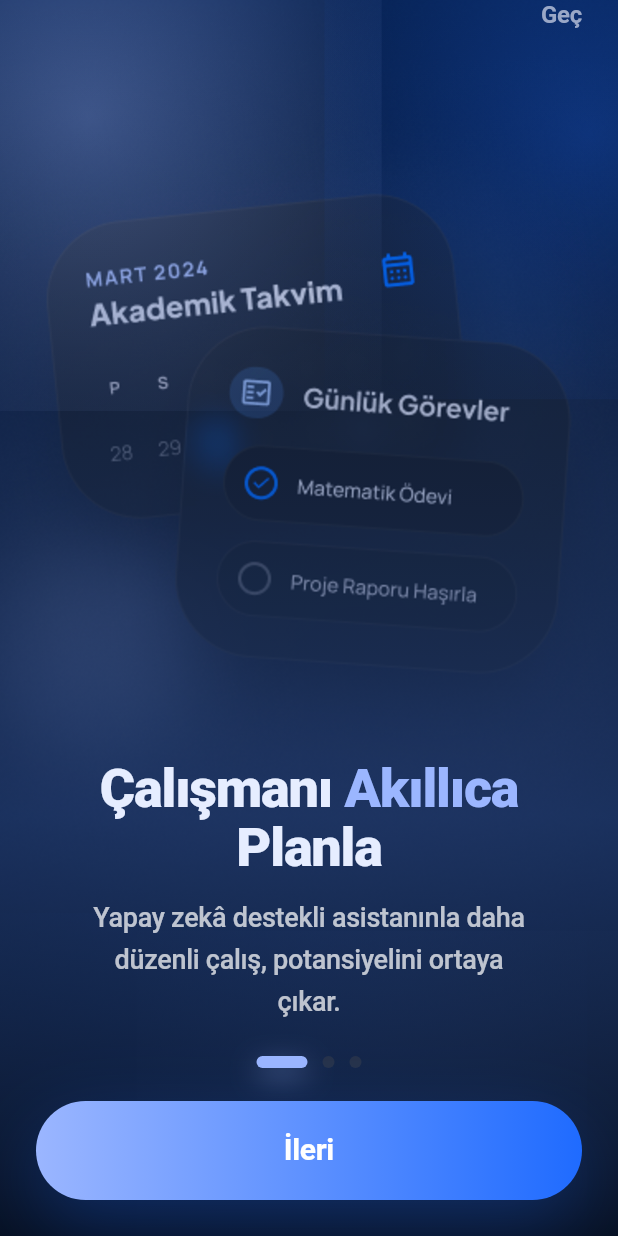
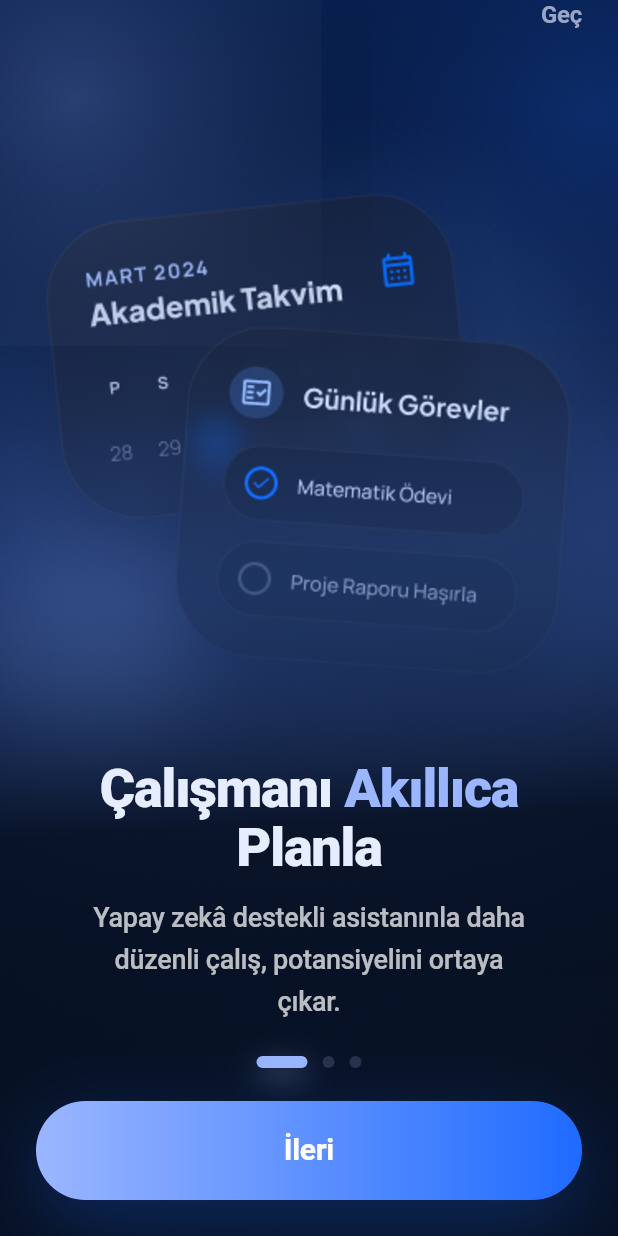
Before and after one commit to drlmhmt/ogrenci_asistani_ai, a Flutter app: the screen it shows after launch, on a phone screen of 412 x 824 dp. Run offline on Flutter 3.47's test engine with Material 3 defaults, Android fonts, the phone set to English and light mode, and no system bars; our stand-ins replace cloud_firestore, firebase_auth, firebase_core, shared_preferences; accounts and stored records are empty.

Commit message:
feat: blend onboarding accents

```diff
--- a/lib/screens/onboarding.dart
+++ b/lib/screens/onboarding.dart
@@ -111,7 +111,11 @@ class _OnboardingPageState extends State<OnboardingPage> {
               itemCount: _slides.length,
               onPageChanged: (index) => setState(() => _currentPage = index),
               itemBuilder: (context, index) {
-                return _OnboardingBackground(assetPath: _slides[index].assetPath);
+                final bg = _slides[index];
+                return _OnboardingBackground(
+                  assetPath: bg.assetPath,
+                  accentColor: Color.lerp(bg.accentA, bg.accentB, 0.6)!,
+                );
               },
             ),
           ),
@@ -125,19 +129,15 @@ class _OnboardingPageState extends State<OnboardingPage> {
             child: DecoratedBox(
               decoration: BoxDecoration(
                 gradient: LinearGradient(
-                  begin: Alignment.topCenter,
-                  end: Alignment.bottomCenter,
+                  begin: const Alignment(-0.10, -1),
+                  end: const Alignment(0.10, 1),
                   colors: [
                     const Color(0x00061022),
-                    Color.lerp(
-                      Color.lerp(slide.accentA, slide.accentB, 0.65),
-                      const Color(0xFF061022),
-                      0.62,
-                    )!
-                        .withValues(alpha: 0.60),
-                    const Color(0xFF061022).withValues(alpha: 0.96),
+                    Color.lerp(slide.accentA, slide.accentB, 0.65)!
+                        .withValues(alpha: 0.10),
+                    const Color(0xFF061022).withValues(alpha: 0.78),
+                    const Color(0xFF061022).withValues(alpha: 0.98),
                   ],
-                  stops: const [0.0, 0.66, 1.0],
                 ),
               ),
             ),
@@ -229,11 +229,15 @@ class _OnboardingPageState extends State<OnboardingPage> {
 }
 
 class _OnboardingBackground extends StatelessWidget {
-  const _OnboardingBackground({required this.assetPath});
+  const _OnboardingBackground({
+    required this.assetPath,
+    required this.accentColor,
+  });
 
   final String assetPath;
+  final Color accentColor;
 
-  static final List<double> _vividMatrix = _saturationMatrix(1.22);
+  static final List<double> _vividMatrix = _saturationMatrix(1.10);
 
   static List<double> _saturationMatrix(double saturation) {
     final invSat = 1 - saturation;
@@ -286,6 +290,11 @@ class _OnboardingBackground extends StatelessWidget {
                 alignment: Alignment.topCenter,
                 child: ColorFiltered(
                   colorFilter: ColorFilter.matrix(_vividMatrix),
+                  child: ColorFiltered(
+                    colorFilter: ColorFilter.mode(
+                      accentColor.withValues(alpha: 0.10),
+                      BlendMode.softLight,
+                    ),
                     child: Image.asset(
                       assetPath,
                       fit: BoxFit.cover,
@@ -293,6 +302,7 @@ class _OnboardingBackground extends StatelessWidget {
                       filterQuality: FilterQuality.high,
                       isAntiAlias: true,
                       gaplessPlayback: true,
+                    ),
                   ),
                 ),
               ),
@@ -432,7 +442,7 @@ class _VividGlows extends StatelessWidget {
       child: LayoutBuilder(
         builder: (context, constraints) {
           final w = constraints.maxWidth;
-          final glow = w * 0.95;
+          final glow = w * 0.80;
 
           return Stack(
             children: [
@@ -441,28 +451,28 @@ class _VividGlows extends StatelessWidget {
                 top: -glow * 0.30,
                 width: glow,
                 height: glow,
-                child: _RadialGlow(color: accentA, alpha: 0.40),
+                child: _RadialGlow(color: accentA, alpha: 0.22),
               ),
               Positioned(
                 right: -glow * 0.40,
                 top: -glow * 0.22,
                 width: glow * 0.9,
                 height: glow * 0.9,
-                child: _RadialGlow(color: accentB, alpha: 0.32),
+                child: _RadialGlow(color: accentB, alpha: 0.18),
               ),
               Positioned(
                 left: -glow * 0.10,
                 bottom: -glow * 0.55,
                 width: glow * 1.1,
                 height: glow * 1.1,
-                child: _RadialGlow(color: accentB, alpha: 0.26),
+                child: _RadialGlow(color: accentB, alpha: 0.16),
               ),
               Positioned(
                 right: -glow * 0.18,
                 bottom: -glow * 0.48,
                 width: glow,
                 height: glow,
-                child: _RadialGlow(color: accentA, alpha: 0.22),
+                child: _RadialGlow(color: accentA, alpha: 0.14),
               ),
             ],
           );
@@ -486,13 +496,12 @@ class _RadialGlow extends StatelessWidget {
     return DecoratedBox(
       decoration: BoxDecoration(
         gradient: RadialGradient(
+          radius: 0.95,
           colors: [
             color.withValues(alpha: alpha),
-            color.withValues(alpha: alpha * 0.24),
             Colors.transparent,
           ],
-          stops: const [0.0, 0.55, 1.0],
-          radius: 0.85,
+          stops: const [0.0, 1.0],
         ),
       ),
     );
```
Lines whose indentation alone changed are shown as unchanged.
